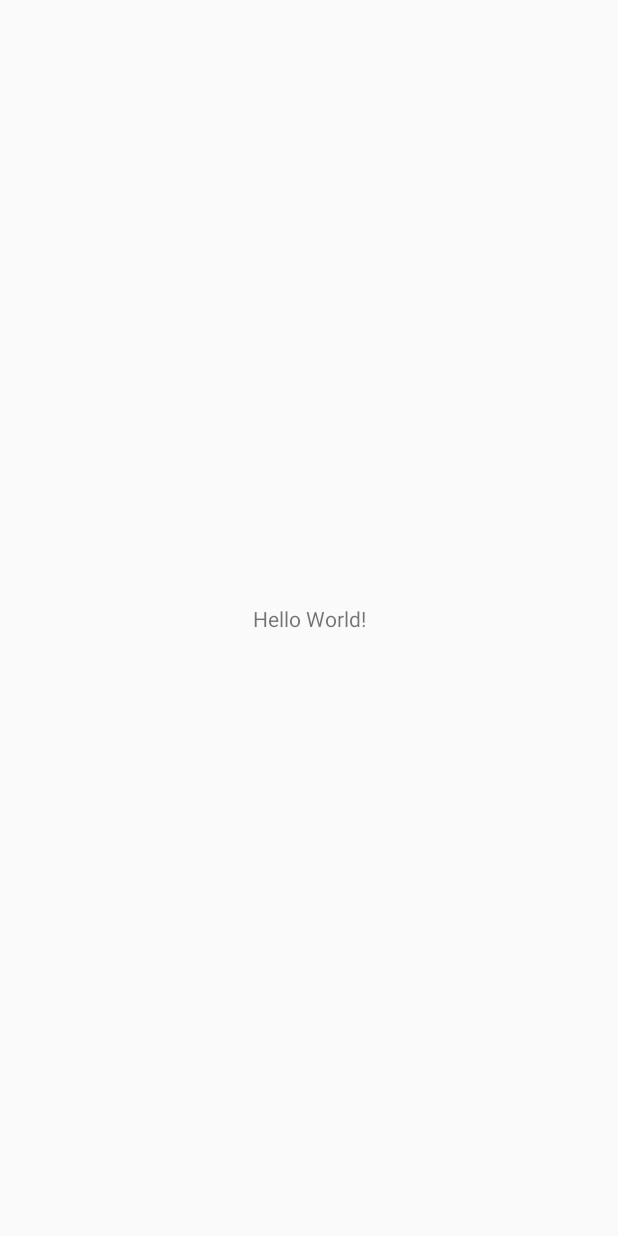
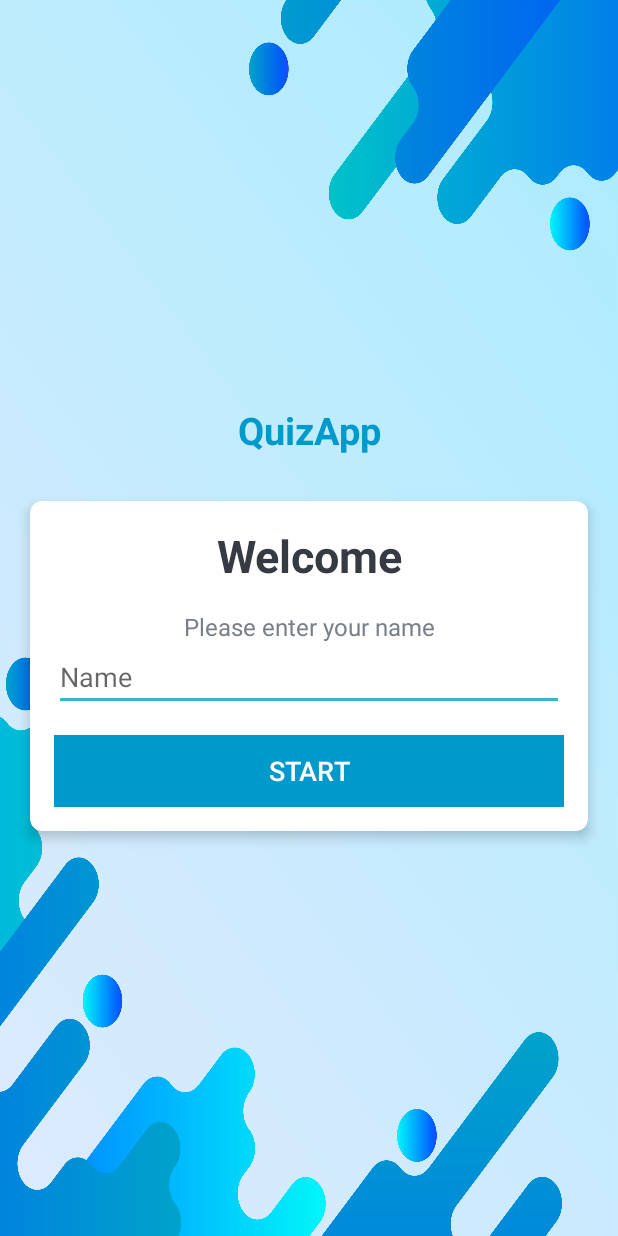
Before and after one commit to mourishkanna/nrk_project, an Android app: the screen it shows after launch (MainActivity), on a phone screen of 412 x 824 dp. Before the commit the screen is almost empty. Run offline under Robolectric (Android 15) with nearby library versions, the phone set to English and light mode, and no system bars.

Commit message:
Intro screen where user enter their Name

```diff
--- a/build.gradle.kts
+++ b/build.gradle.kts
@@ -39,7 +39,6 @@ dependencies {
 
     implementation(libs.androidx.core.ktx)
     implementation(libs.androidx.appcompat)
-    implementation("com.google.android.material:material:1.13.0-alpha03")
     implementation(libs.material)
     implementation(libs.androidx.activity)
     implementation(libs.androidx.constraintlayout)
--- a/src/main/AndroidManifest.xml
+++ b/src/main/AndroidManifest.xml
@@ -12,6 +12,7 @@
         android:supportsRtl="true"
         android:theme="@style/Theme.NRK"
         tools:targetApi="31">
+
         <activity
             android:name=".MainActivity"
             android:screenOrientation="portrait"
--- a/src/main/java/com/example/nrk/MainActivity.kt
+++ b/src/main/java/com/example/nrk/MainActivity.kt
@@ -11,7 +11,7 @@ class MainActivity : AppCompatActivity() {
         super.onCreate(savedInstanceState)
         enableEdgeToEdge()
         setContentView(R.layout.activity_main)
-        ViewCompat.setOnApplyWindowInsetsListener(findViewById(R.id.main)) { v, insets ->
+        ViewCompat.setOnApplyWindowInsetsListener(findViewById(R.id.cv_main)) { v, insets ->
             val systemBars = insets.getInsets(WindowInsetsCompat.Type.systemBars())
             v.setPadding(systemBars.left, systemBars.top, systemBars.right, systemBars.bottom)
             insets
--- a/src/main/res/layout/activity_main.xml
+++ b/src/main/res/layout/activity_main.xml
@@ -1,19 +1,81 @@
 <?xml version="1.0" encoding="utf-8"?>
-<androidx.constraintlayout.widget.ConstraintLayout xmlns:android="http://schemas.android.com/apk/res/android"
+<LinearLayout xmlns:android="http://schemas.android.com/apk/res/android"
     xmlns:app="http://schemas.android.com/apk/res-auto"
     xmlns:tools="http://schemas.android.com/tools"
-    android:id="@+id/main"
     android:layout_width="match_parent"
     android:layout_height="match_parent"
+    android:gravity="center"
+    android:background="@drawable/_4547779_rm222_mind_14"
+    android:orientation="vertical"
     tools:context=".MainActivity">
 
     <TextView
-        android:layout_width="wrap_content"
+        android:id="@+id/tv_app_name"
+        android:layout_width="match_parent"
         android:layout_height="wrap_content"
-        android:text="Hello World!"
-        app:layout_constraintBottom_toBottomOf="parent"
-        app:layout_constraintEnd_toEndOf="parent"
-        app:layout_constraintStart_toStartOf="parent"
-        app:layout_constraintTop_toTopOf="parent" />
+        android:layout_marginBottom="30dp"
+        android:text="@string/app_name"
+        android:gravity="center"
+        android:textColor="@android:color/holo_blue_dark"
+        android:textSize="25sp"
+        android:textStyle="bold" />
 
-</androidx.constraintlayout.widget.ConstraintLayout>
+    <androidx.cardview.widget.CardView
+        android:id="@+id/cv_main"
+        android:layout_width="match_parent"
+        android:layout_height="wrap_content"
+        android:layout_marginStart="20dp"
+        android:layout_marginEnd="20dp"
+        android:background="@android:color/white"
+        app:cardCornerRadius="8dp"
+        app:cardElevation="5dp">
+
+        <LinearLayout
+            android:layout_width="match_parent"
+            android:layout_height="wrap_content"
+            android:orientation="vertical"
+            android:padding="16dp">
+
+            <TextView
+                android:id="@+id/tv_title"
+                android:layout_width="match_parent"
+                android:layout_height="wrap_content"
+                android:gravity="center"
+                android:text="Welcome"
+                android:textColor="#363A43"
+                android:textSize="30sp"
+                android:textStyle="bold" />
+
+            <TextView
+                android:id="@+id/tv_description"
+                android:layout_width="match_parent"
+                android:layout_height="wrap_content"
+                android:gravity="center"
+                android:layout_marginTop="16dp"
+                android:text="Please enter your name"
+                android:textColor="#7A8089"
+                android:textSize="16sp" />
+            <EditText
+                android:id="@+id/editTextText"
+                android:layout_width="match_parent"
+                android:layout_height="wrap_content"
+                android:ems="10"
+                android:inputType="text"
+                android:hint="Name"
+                app:layout_constraintStart_toStartOf="parent"
+                app:layout_constraintTop_toTopOf="parent" />
+            <Button
+                android:id="@+id/btn_start"
+                android:layout_width="match_parent"
+                android:layout_height="wrap_content"
+                android:layout_marginTop="16dp"
+                android:background="@android:color/holo_blue_dark"
+                android:text="Start"
+                android:textColor="@android:color/white"
+                android:textSize="18sp" />
+
+
+        </LinearLayout>
+    </androidx.cardview.widget.CardView>
+
+</LinearLayout>
--- a/src/main/res/values/colors.xml
+++ b/src/main/res/values/colors.xml
@@ -1,10 +1,6 @@
 <?xml version="1.0" encoding="utf-8"?>
 <resources>
-    <!--TODO (STEP 1: Change the theme colors as per our requirement.)-->
-    <!--START-->
-    <color name="colorPrimary">#9013FE</color>
-    <color name="colorPrimaryDark">#6A1B9A</color>
-    <color name="colorAccent">#9013FE</color>
-    <!--END-->
-
+    <color name="colorPrimary">#BFE7FA</color>
+    <color name="colorPrimaryDark">#0879E0</color>
+    <color name="colorAccent">#38B6CC</color>
 </resources>
```
Also changed, not shown: src/main/res/drawable/_4547779_rm222_mind_14.jpg (added).
